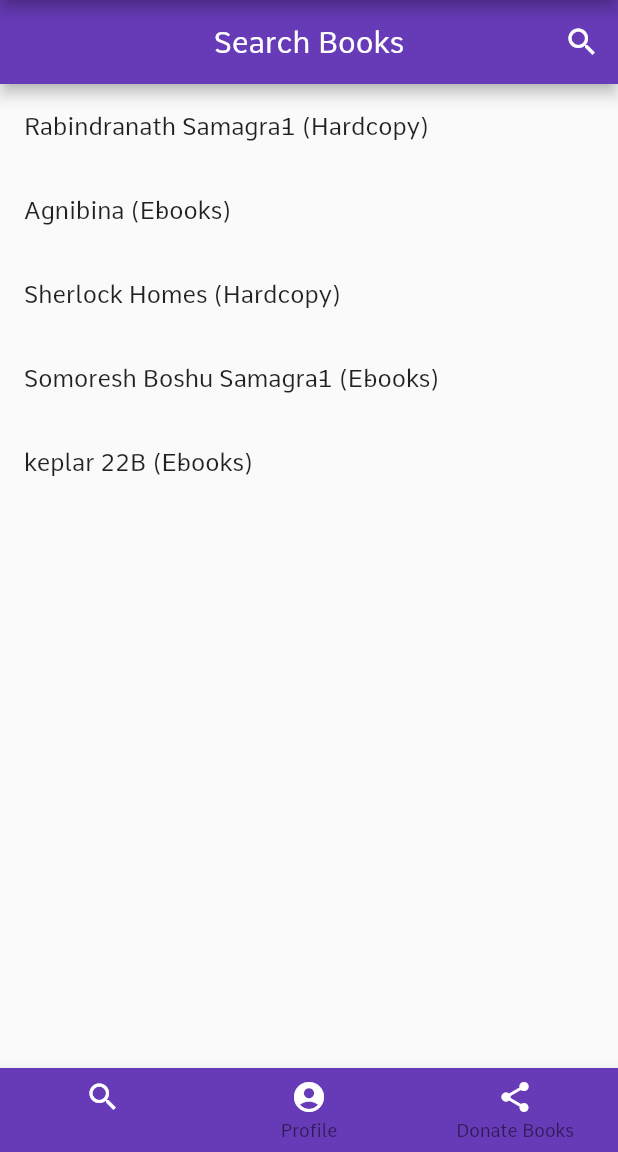
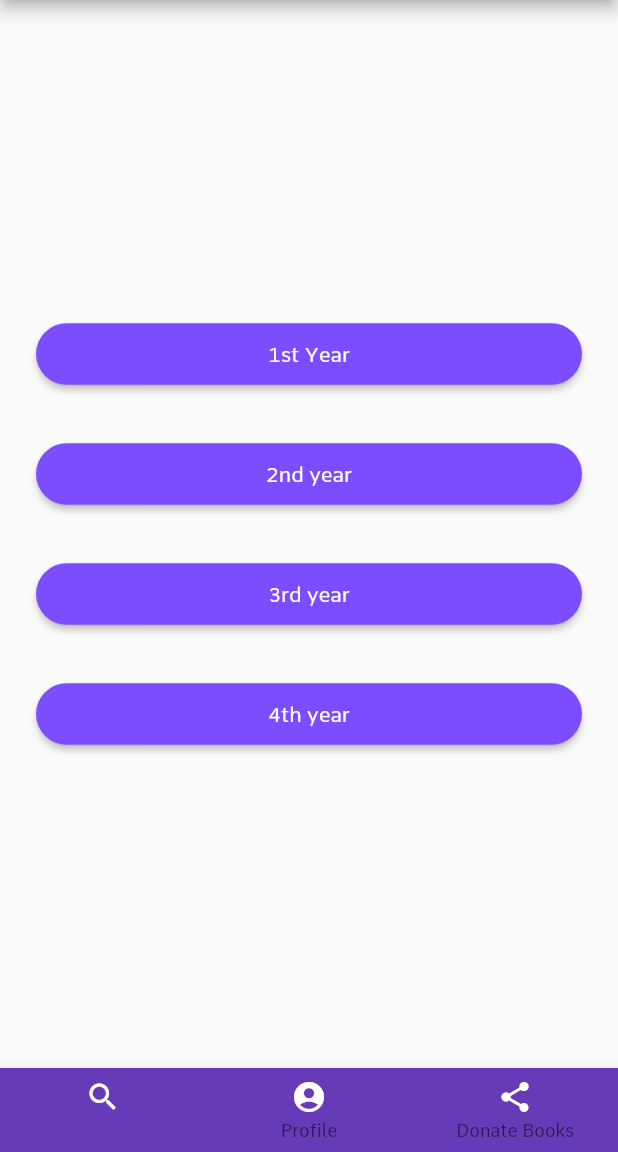
Before and after one commit to shaswata56/ABC_University, a Flutter app: the DashboardScreen screen opened directly, on a phone screen of 412 x 824 dp, the part 84-1236 px from its top. Run offline on Flutter 3.47's test engine with Material 2 defaults, Android fonts, the phone set to English and light mode, and no system bars.

```diff
--- a/lib/feed.dart
+++ b/lib/feed.dart
@@ -1,6 +1,6 @@
 import 'package:flutter/material.dart';
 import 'package:Pathagar/donate.dart';
-import 'package:Pathagar/search.dart';
+import 'package:Pathagar/mainpages.dart';
 import 'package:Pathagar/profile.dart';
 
 void main() => runApp(new Feed());
@@ -72,7 +72,7 @@ class _DashboardScreenState extends State<DashboardScreen> {
       ),
       body: new PageView(
         children: [
-          new Search("Search Books"),
+          new mainpage(),
           new Profile("Profile"),
           new Donate(),
         ],
@@ -92,7 +92,7 @@ class _DashboardScreenState extends State<DashboardScreen> {
                   color: const Color(0xFFFFFFFF),
                 ),
                 title: new Text(
-                  "Search Books",
+                  "Years",
                   style: new TextStyle(
                     color: const Color(0xFFFFFFFF),
                   ),
--- /dev/null
+++ b/lib/mainpages.dart
@@ -0,0 +1,90 @@
+import 'package:flutter/cupertino.dart';
+import 'package:flutter/material.dart';
+
+class mainpage extends StatefulWidget {
+  static String tag = 'Donate-Page';
+  @override
+  _MainPageState createState() => new  _MainPageState();
+}
+
+class  _MainPageState extends State<mainpage> {
+  @override
+  Widget build(BuildContext context) {
+    final firstyear= Padding(
+      padding: EdgeInsets.symmetric(vertical: 16.0),
+      child: RaisedButton(
+        shape: RoundedRectangleBorder(
+          borderRadius: BorderRadius.circular(24),
+        ),
+        onPressed: () {
+
+        },
+        padding: EdgeInsets.all(12),
+        color: Colors.deepPurpleAccent,
+        child: Text('1st Year', style: TextStyle(color: Colors.white)),
+      ),
+    );
+
+    final secondyear= Padding(
+      padding: EdgeInsets.symmetric(vertical: 16.0),
+      child: RaisedButton(
+        shape: RoundedRectangleBorder(
+          borderRadius: BorderRadius.circular(24),
+        ),
+        onPressed: () {
+
+        },
+        padding: EdgeInsets.all(12),
+        color: Colors.deepPurpleAccent,
+        child: Text('2nd year', style: TextStyle(color: Colors.white)),
+      ),
+    );
+    final thirdyear= Padding(
+      padding: EdgeInsets.symmetric(vertical: 16.0),
+      child: RaisedButton(
+        shape: RoundedRectangleBorder(
+          borderRadius: BorderRadius.circular(24),
+        ),
+        onPressed: () {
+
+        },
+        padding: EdgeInsets.all(12),
+        color: Colors.deepPurpleAccent,
+        child: Text('3rd year', style: TextStyle(color: Colors.white)),
+      ),
+    );
+    final fourthyear= Padding(
+      padding: EdgeInsets.symmetric(vertical: 16.0),
+      child: RaisedButton(
+        shape: RoundedRectangleBorder(
+          borderRadius: BorderRadius.circular(24),
+        ),
+        onPressed: () {
+
+        },
+        padding: EdgeInsets.all(12),
+        color: Colors.deepPurpleAccent,
+        child: Text('4th year', style: TextStyle(color: Colors.white)),
+      ),
+    );
+    return Scaffold(
+      body: new Stack(
+        children: <Widget>[
+          new Center(
+            child: new ListView(
+              shrinkWrap: true,
+              padding: EdgeInsets.only(left: 24.0, right: 24.0),
+              children: <Widget>[
+                firstyear,
+                secondyear,
+                thirdyear,
+                fourthyear,
+
+              ],
+            ),
+          )
+        ],
+      ),
+    );
+  }
+}
```
Also changed, not shown: lib/book.dart (deleted), pubspec.lock, 4 other files.
